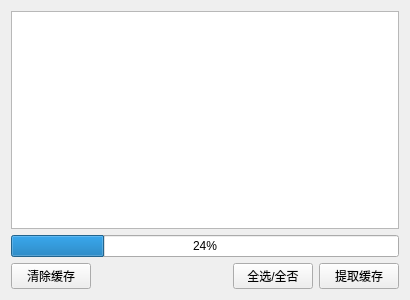
Before: the Qt Designer form cache.ui in noahsai/web-cloud-music, drawn with Qt 5.
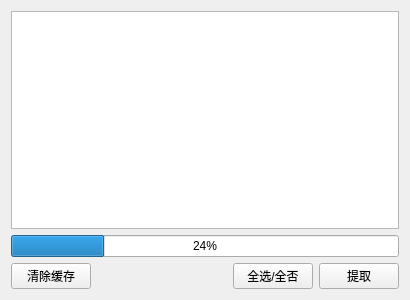
After: the same form once the commit is applied.

Patch:
```diff
--- a/cache.ui
+++ b/cache.ui
@@ -140,7 +140,7 @@
           </sizepolicy>
          </property>
          <property name="text">
-          <string>提取缓存</string>
+          <string>提取</string>
          </property>
         </widget>
        </item>
```
Left out of the diff: 2 changed lines with no effect on the pictures.
